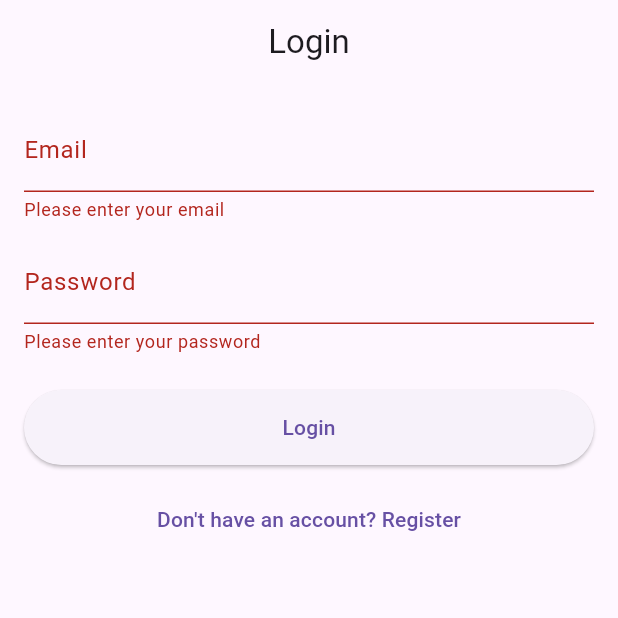
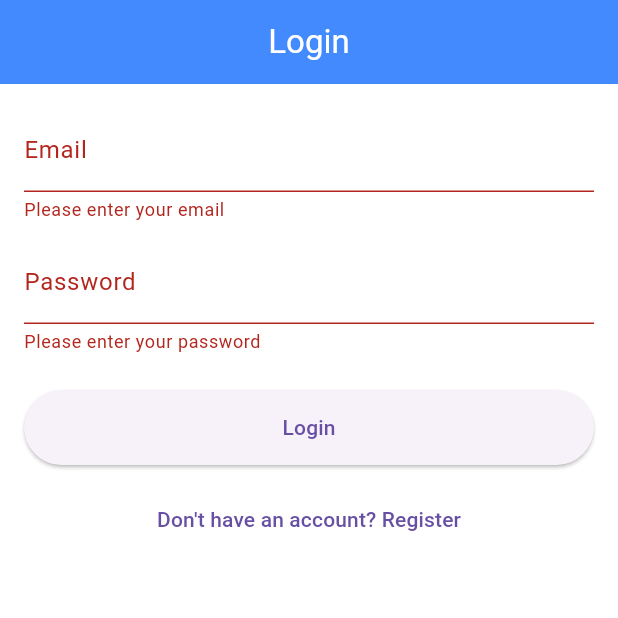
Before and after one commit to Neki18/SIH_25174, a Flutter app: the screen it shows after launch, after a tap on "Login", on a phone screen of 412 x 824 dp, the top half of it. Run offline on Flutter 3.47's test engine with Material 3 defaults, Android fonts, the phone set to English and light mode, and no system bars; our stand-ins replace image_picker, shared_preferences, sqflite; accounts and stored records are empty.

Commit message:
added the ThemeMode

```diff
--- a/lib/main.dart
+++ b/lib/main.dart
@@ -1,19 +1,55 @@
 import 'package:flutter/material.dart';
-import 'screens/register_screen.dart';
-import 'screens/login_screen.dart'; // <- import login screen
+import 'package:shared_preferences/shared_preferences.dart';
+import 'screens/login_screen.dart';
 
-void main() {
-  runApp(FishMVPApp());
+/// Global theme notifier used across the app
+ValueNotifier<ThemeMode> themeNotifier = ValueNotifier(ThemeMode.light);
+
+void main() async {
+  WidgetsFlutterBinding.ensureInitialized();
+  final prefs = await SharedPreferences.getInstance();
+  final isDark = prefs.getBool('darkMode') ?? false;
+  themeNotifier.value = isDark ? ThemeMode.dark : ThemeMode.light;
+
+  runApp(const FishMVPApp());
 }
 
 class FishMVPApp extends StatelessWidget {
+  const FishMVPApp({Key? key}) : super(key: key);
+
   @override
   Widget build(BuildContext context) {
-    return MaterialApp(
-      title: 'Fish MVP',
-      debugShowCheckedModeBanner: false,
-      theme: ThemeData(primarySwatch: Colors.blue),
-      home: LoginScreen(), // <- start with login screen
+    return ValueListenableBuilder<ThemeMode>(
+      valueListenable: themeNotifier,
+      builder: (context, currentMode, _) {
+        return MaterialApp(
+          title: 'Fish MVP',
+          debugShowCheckedModeBanner: false,
+          themeMode: currentMode,
+          // Light theme
+          theme: ThemeData(
+            brightness: Brightness.light,
+            primarySwatch: Colors.blue,
+            scaffoldBackgroundColor: Colors.white,
+            appBarTheme: const AppBarTheme(
+              backgroundColor: Colors.blueAccent,
+              foregroundColor: Colors.white,
+            ),
+            textTheme: const TextTheme(bodyMedium: TextStyle(color: Colors.black87)),
+          ),
+          // Dark theme
+          darkTheme: ThemeData(
+            brightness: Brightness.dark,
+            scaffoldBackgroundColor: const Color(0xFF071427),
+            appBarTheme: const AppBarTheme(
+              backgroundColor: Color(0xFF0B2340),
+              foregroundColor: Colors.white,
+            ),
+            textTheme: const TextTheme(bodyMedium: TextStyle(color: Colors.white70)),
+          ),
+          home: const LoginScreen(),
+        );
+      },
     );
   }
 }
```
